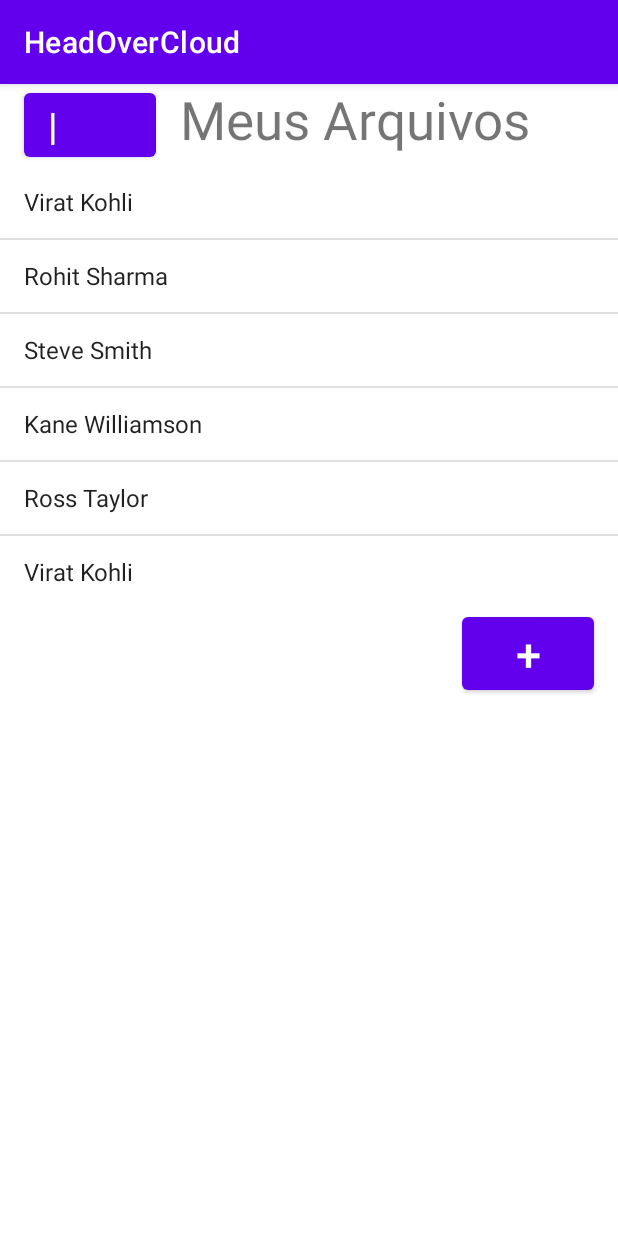
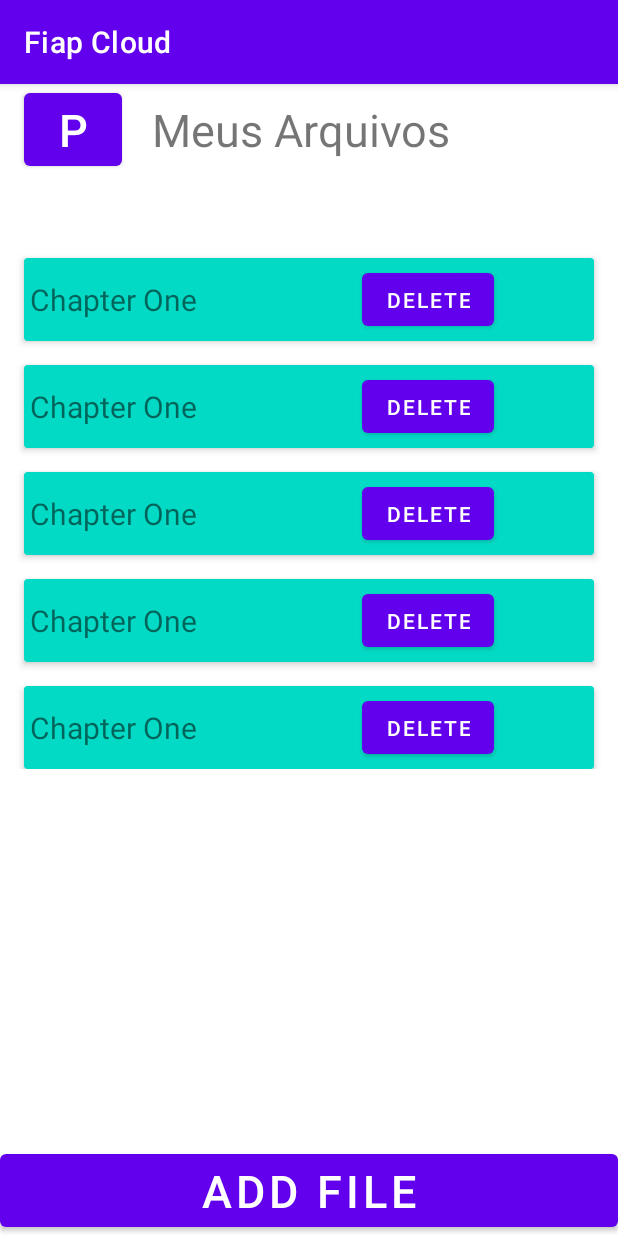
Before and after one commit to kaory-china/headOverCloud, an Android app: the ItemsList screen opened directly, with no data from a screen before it, on a phone screen of 412 x 824 dp. Run offline under Robolectric (Android 15) with nearby library versions, the phone set to English and light mode, and no system bars.

Commit message:
implemente recyclerview

```diff
--- a/app/build.gradle
+++ b/app/build.gradle
@@ -33,6 +33,9 @@ android {
 
 dependencies {
 
+    //noinspection GradleCompatible
+    //implementation 'com.android.support:cardview-v7:28.0.0'
+    implementation 'androidx.recyclerview:recyclerview:1.0.0'
     implementation 'com.squareup.retrofit2:retrofit:2.9.0'
     implementation 'com.squareup.retrofit2:converter-gson:2.9.0'
     implementation 'com.github.bumptech.glide:glide:3.7.0'
--- a/app/src/main/java/com/biologic/myapplication/ItemsList.kt
+++ b/app/src/main/java/com/biologic/myapplication/ItemsList.kt
@@ -4,19 +4,31 @@ import android.content.Intent
 import android.os.Bundle
 import android.util.Log
 import android.view.View
-import android.widget.ArrayAdapter
 import android.widget.Button
-import android.widget.ListView
 import android.widget.Toast
 import androidx.appcompat.app.AppCompatActivity
+import androidx.recyclerview.widget.LinearLayoutManager
+import androidx.recyclerview.widget.RecyclerView
 import retrofit2.Call
 import retrofit2.Callback
 import retrofit2.Response
 
 class ItemsList : AppCompatActivity() {
+
     override fun onCreate(savedInstanceState: Bundle?) {
+
         super.onCreate(savedInstanceState)
         setContentView(R.layout.activity_items_list)
+
+        var layoutManager: RecyclerView.LayoutManager? = null
+        var adapter: RecyclerView.Adapter<RecyclerAdapter.ViewHolder>? = null
+        var recyclerView: RecyclerView = findViewById(R.id.recyclerView)
+
+        layoutManager = LinearLayoutManager(this)
+        recyclerView.layoutManager = layoutManager
+
+        adapter = RecyclerAdapter()
+        recyclerView.adapter = adapter
 
         val perfilButton: Button = findViewById(R.id.perfil)
         perfilButton.setOnClickListener(View.OnClickListener {
@@ -31,22 +43,6 @@ class ItemsList : AppCompatActivity() {
             startActivity(i)
         })
 
-        // INICIO TESTE
-        val arrayAdapter: ArrayAdapter<*>
-        val users = arrayOf(
-            "Virat Kohli", "Rohit Sharma", "Steve Smith",
-            "Kane Williamson", "Ross Taylor", "Virat Kohli"
-        )
-
-        // access the listView from xml file
-        var mListView = findViewById<ListView>(R.id.filesList)
-        arrayAdapter = ArrayAdapter(
-            this,
-            android.R.layout.simple_list_item_1, users
-        )
-        mListView.adapter = arrayAdapter
-
-        // FIM TESTE
     }
 
     fun getFiles() {
--- /dev/null
+++ b/app/src/main/java/com/biologic/myapplication/RecyclerAdapter.kt
@@ -0,0 +1,36 @@
+package com.biologic.myapplication
+
+import android.view.LayoutInflater
+import android.view.View
+import android.view.ViewGroup
+import android.widget.Button
+import android.widget.TextView
+import androidx.recyclerview.widget.RecyclerView
+
+class RecyclerAdapter: RecyclerView.Adapter<RecyclerAdapter.ViewHolder>() {
+
+    private var title = arrayOf("Chapter One", "Chapter One", "Chapter One", "Chapter One", "Chapter One")
+
+    override fun onCreateViewHolder(parent: ViewGroup, viewType: Int): RecyclerAdapter.ViewHolder {
+        val v = LayoutInflater.from(parent.context).inflate(R.layout.card_layout, parent, false)
+        return ViewHolder(v)
+    }
+
+    override fun onBindViewHolder(holder: RecyclerAdapter.ViewHolder, position: Int) {
+        holder.fileName.text = title[position]
+    }
+
+    override fun getItemCount(): Int {
+        return title.size
+    }
+
+    inner class ViewHolder(itemView: View): RecyclerView.ViewHolder(itemView) {
+        val fileName: TextView
+        val button: Button
+
+        init {
+            fileName = itemView.findViewById(R.id.file_name)
+            button = itemView.findViewById(R.id.delete_button)
+        }
+    }
+}
--- a/app/src/main/java/com/biologic/myapplication/Upload.kt
+++ b/app/src/main/java/com/biologic/myapplication/Upload.kt
@@ -19,8 +19,6 @@ class Upload : AppCompatActivity() {
                 .setAction(Intent.ACTION_GET_CONTENT)
 
             startActivityForResult(Intent.createChooser(intent, "Select a file"), 111)
-
-
         })
     }
 
--- a/app/src/main/res/layout/activity_items_list.xml
+++ b/app/src/main/res/layout/activity_items_list.xml
@@ -1,6 +1,5 @@
 <?xml version="1.0" encoding="utf-8"?>
-<LinearLayout xmlns:android="http://schemas.android.com/apk/res/android"
-    xmlns:app="http://schemas.android.com/apk/res-auto"
+<RelativeLayout xmlns:android="http://schemas.android.com/apk/res/android"
     xmlns:tools="http://schemas.android.com/tools"
     android:layout_width="match_parent"
     android:layout_height="match_parent"
@@ -8,44 +7,46 @@
     tools:context=".ItemsList">
 
     <LinearLayout
-        android:layout_width="wrap_content"
+        android:id="@+id/child"
+        android:layout_width="match_parent"
         android:layout_height="wrap_content"
         android:orientation="horizontal">
 
         <Button
             android:id="@+id/perfil"
+            android:layout_weight=".2"
             android:layout_width="0dp"
             android:layout_height="wrap_content"
-            android:layout_weight=".15"
-            android:textSize="25dp"
-            android:text="|"
+            android:text="P"
+            android:textSize="30dp"
             android:layout_marginStart="16dp"
-            android:layout_marginEnd="16dp"
-            android:gravity=""/>
+            android:layout_marginEnd="20dp"/>
 
         <TextView
+            android:id="@+id/files"
             android:layout_width="0dp"
             android:layout_height="wrap_content"
             android:text="Meus Arquivos"
-            android:textSize="35dp"
-            android:layout_weight=".85"
-            android:layout_marginEnd="16dp"/>
+            android:textSize="30dp"
+            android:layout_weight=".9"
+            android:layout_marginEnd="16dp"
+            android:gravity="start"/>
 
     </LinearLayout>
 
-    <ListView
-        android:id="@+id/filesList"
+    <androidx.recyclerview.widget.RecyclerView
+        android:id="@+id/recyclerView"
         android:layout_width="match_parent"
-        android:layout_height="wrap_content" />
+        android:layout_height="wrap_content"
+        android:layout_marginTop="100dp"/>
 
     <Button
         android:id="@+id/addFile"
-        android:layout_width="wrap_content"
+        android:layout_width="match_parent"
         android:layout_height="wrap_content"
-        android:text="+"
+        android:text="ADD FILE"
         android:textSize="30dp"
-        android:layout_gravity="bottom|end"
-        android:layout_marginEnd="16dp"
-        android:layout_marginBottom="16dp"/>
+        android:layout_alignParentBottom="true"
+        />
 
-</LinearLayout>
+</RelativeLayout>
--- /dev/null
+++ b/app/src/main/res/layout/card_layout.xml
@@ -0,0 +1,35 @@
+<?xml version="1.0" encoding="utf-8"?>
+<androidx.cardview.widget.CardView xmlns:android="http://schemas.android.com/apk/res/android"
+    android:layout_width="match_parent"
+    android:layout_height="wrap_content"
+    xmlns:app="http://schemas.android.com/apk/res-auto"
+    android:id="@+id/card_view"
+    app:cardBackgroundColor="@color/teal_200"
+    app:cardElevation="3dp"
+    app:contentPadding="4dp"
+    android:layout_marginTop="16dp"
+    android:layout_marginEnd="16dp"
+    android:layout_marginStart="16dp">
+
+    <LinearLayout
+        android:layout_width="match_parent"
+        android:layout_height="47dp"
+        android:orientation="horizontal">
+
+        <TextView
+            android:id="@+id/file_name"
+            android:layout_width="wrap_content"
+            android:layout_height="wrap_content"
+            android:layout_marginEnd="110dp"
+            android:text="Nome do Arquivo"
+            android:textSize="20dp"
+            android:layout_gravity="center"/>
+
+        <Button
+            android:id="@+id/delete_button"
+            android:layout_width="wrap_content"
+            android:layout_height="wrap_content"
+            android:text="delete"/>
+
+    </LinearLayout>
+</androidx.cardview.widget.CardView>
--- a/app/src/main/res/values/strings.xml
+++ b/app/src/main/res/values/strings.xml
@@ -1,3 +1,3 @@
 <resources>
-    <string name="app_name">HeadOverCloud</string>
+    <string name="app_name">Fiap Cloud</string>
 </resources>
```
